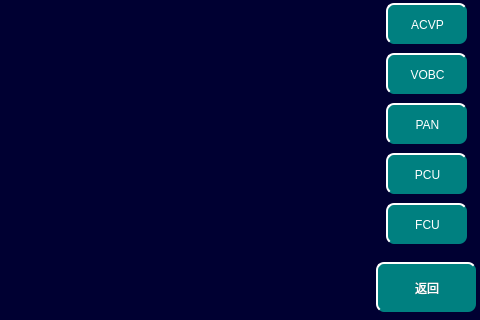
The window that maintainceallportspage.ui (994656234/HHL) describes before a commit, drawn with Qt 5; both pictures show x 544 to 1024 and y 448 to 768 of the 1024 by 768 pixel window.
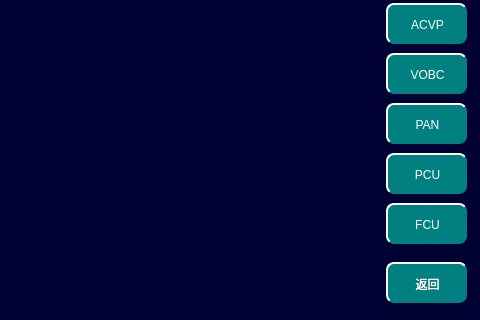
The same window after the commit.

Commit message: add 0xB30端口數據

Diff of the .ui file:
```diff
--- a/maintainceallportspage.ui
+++ b/maintainceallportspage.ui
@@ -89,10 +89,10 @@
   <widget class="QPushButton" name="BTN_Return">
    <property name="geometry">
     <rect>
-     <x>920</x>
+     <x>930</x>
      <y>710</y>
-     <width>100</width>
-     <height>50</height>
+     <width>81</width>
+     <height>41</height>
     </rect>
    </property>
    <property name="focusPolicy">
```
The commit also changes 1 other file.
